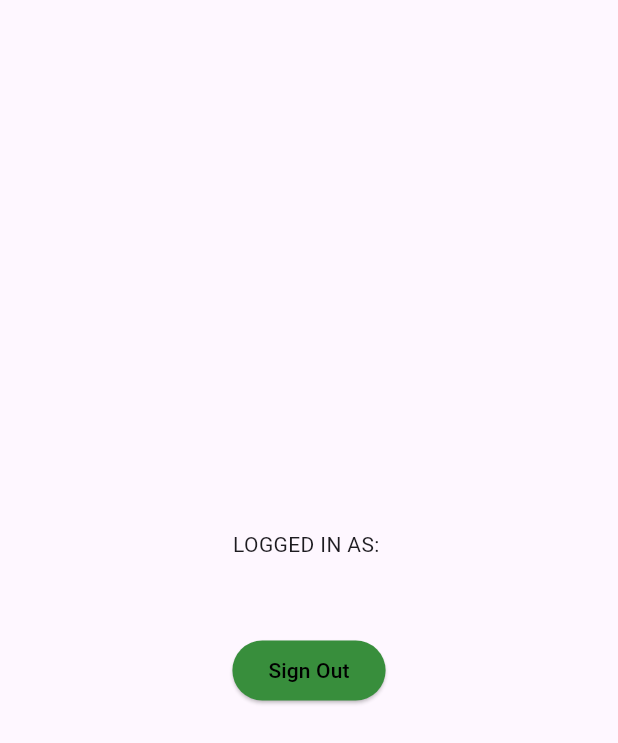
After one commit to Debasish-Dey/notes, a Flutter app: the screen it shows once a user with an empty profile is signed in, on a phone screen of 412 x 824 dp. The commit adds this screen. Shown: the top 743 px of the screen. Run offline on Flutter 3.47's test engine with Material 3 defaults, Android fonts, the phone set to English and light mode, and no system bars; our stand-ins replace firebase_auth, firebase_core; accounts and stored records are empty; network calls fail.

Commit message:
add login with email and password

```diff
--- a/lib/components/my_button.dart
+++ b/lib/components/my_button.dart
@@ -11,6 +11,7 @@ class MyButton extends StatelessWidget {
   @override
   Widget build(BuildContext context) {
     return GestureDetector(
+      onTap: onTap,
       child: Container(
         padding: EdgeInsets.all(20),
         margin: EdgeInsets.symmetric(horizontal: 25),
--- a/lib/main.dart
+++ b/lib/main.dart
@@ -1,3 +1,4 @@
+import 'package:auth/pages/auth_page.dart';
 import 'package:auth/pages/login_page.dart';
 import 'package:flutter/material.dart';
 import 'package:firebase_core/firebase_core.dart';
@@ -18,7 +19,7 @@ class MyApp extends StatelessWidget {
   Widget build(BuildContext context) {
     return MaterialApp(
       debugShowCheckedModeBanner: false,
-      home: LoginPage(),
+      home: AuthPage(),
     );
   }
 }
--- a/lib/pages/auth_page.dart
+++ b/lib/pages/auth_page.dart
@@ -1,6 +1,9 @@
 //this checks if the user is Signed In or not
 //if the user is not signed in then we show the login page else redirect to home page
 
+import 'package:auth/pages/home_page.dart';
+import 'package:auth/pages/login_page.dart';
+import 'package:firebase_auth/firebase_auth.dart';
 import 'package:flutter/material.dart';
 
 class AuthPage extends StatelessWidget {
@@ -8,6 +11,17 @@ class AuthPage extends StatelessWidget {
 
   @override
   Widget build(BuildContext context) {
-    return Scaffold();
+    return Scaffold(
+      body: StreamBuilder<User?>(
+        stream: FirebaseAuth.instance.authStateChanges(),
+        builder: (context, snapshot) {
+          if (snapshot.hasData) {
+            return HomePage();
+          } else {
+            return LoginPage();
+          }
+        },
+      ),
+    );
   }
 }
--- /dev/null
+++ b/lib/pages/home_page.dart
@@ -0,0 +1,39 @@
+import 'package:firebase_auth/firebase_auth.dart';
+import 'package:flutter/material.dart';
+
+class HomePage extends StatelessWidget {
+  HomePage({super.key});
+
+  final user = FirebaseAuth.instance.currentUser!;
+
+  void signUserOut() {
+    FirebaseAuth.instance.signOut();
+  }
+
+  @override
+  Widget build(BuildContext context) {
+    return Scaffold(
+      body: Column(
+        mainAxisAlignment: MainAxisAlignment.center,
+        children: [
+          Center(
+            child: Text('LOGGED IN AS: ' + user.email!),
+          ),
+          SizedBox(
+            height: 50,
+          ),
+          ElevatedButton(
+            style: ButtonStyle(
+              backgroundColor: MaterialStatePropertyAll(Colors.green[700]),
+            ),
+            onPressed: signUserOut,
+            child: Text(
+              'Sign Out',
+              style: TextStyle(color: Colors.black),
+            ),
+          ),
+        ],
+      ),
+    );
+  }
+}
--- a/pubspec.yaml
+++ b/pubspec.yaml
@@ -36,6 +36,7 @@ dependencies:
   # Use with the CupertinoIcons class for iOS style icons.
   cupertino_icons: ^1.0.6
   firebase_core: ^2.30.1
+  firebase_auth: ^4.19.4
 
 dev_dependencies:
   flutter_test:
```
Also changed, not shown: lib/pages/login_page.dart (+62 -5 lines), pubspec.lock, 3 other files.
